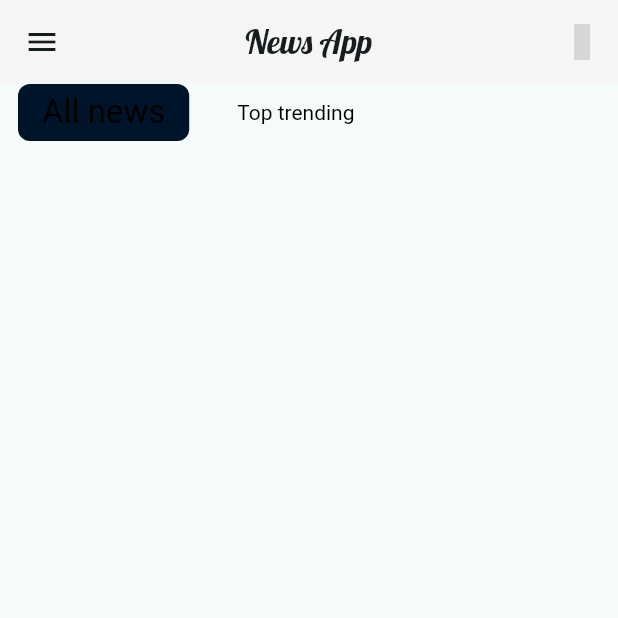
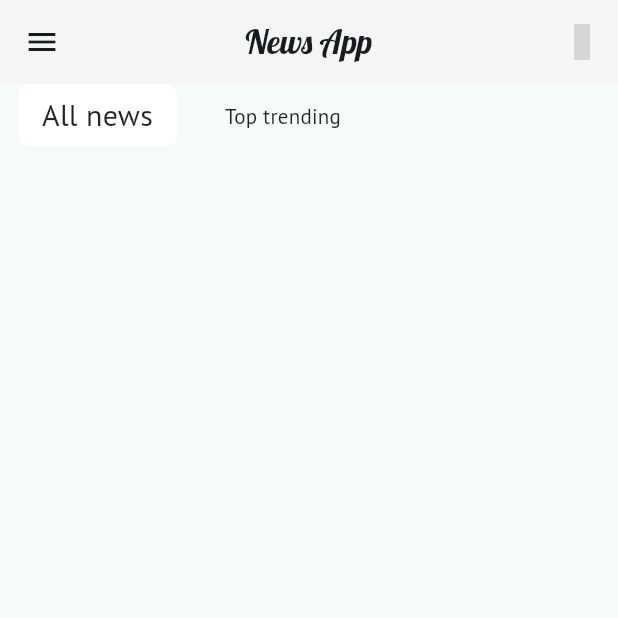
Before and after one commit to ahmedhamdi11/news-app, a Flutter app: the screen it shows after launch, on a phone screen of 412 x 824 dp, the top half of it. Run offline on Flutter 3.47's test engine with Material 2 defaults, Android fonts, the phone set to English and light mode, and no system bars; our stand-ins replace google_fonts, iconly, shared_preferences; grey boxes are pictures that could not be loaded.

Commit message:
add default font from the google fonts

```diff
--- a/lib/constents/theme_data.dart
+++ b/lib/constents/theme_data.dart
@@ -1,4 +1,5 @@
 import 'package:flutter/material.dart';
+import 'package:google_fonts/google_fonts.dart';
 import 'app_colors.dart';
 
 // dark theme
@@ -6,6 +7,7 @@ ThemeData darkTheme = ThemeData(
   useMaterial3: true,
   hintColor: Colors.grey.shade700,
   cardColor: darkPrimaryColor,
+  textTheme: GoogleFonts.ptSansTextTheme(ThemeData.dark().textTheme),
   appBarTheme: AppBarTheme(backgroundColor: darkScaffoldColor),
   colorScheme: ColorScheme.fromSeed(
     seedColor: darkPrimaryColor,
@@ -19,7 +21,8 @@ ThemeData darkTheme = ThemeData(
 ThemeData lightTheme = ThemeData(
   useMaterial3: true,
   hintColor: Colors.grey.shade700,
-  cardColor: darkPrimaryColor,
+  cardColor: lightPrimaryColor,
+  textTheme: GoogleFonts.ptSansTextTheme(ThemeData.light().textTheme),
   appBarTheme: AppBarTheme(backgroundColor: lightScaffoldColor),
   colorScheme: ColorScheme.fromSeed(
     seedColor: lightPrimaryColor,
--- a/lib/widgets/animated_tab_widget.dart
+++ b/lib/widgets/animated_tab_widget.dart
@@ -24,12 +24,10 @@ class CustomAnimatedTab extends StatelessWidget {
         ),
         child: AnimatedDefaultTextStyle(
           duration: const Duration(milliseconds: 200),
-          style: TextStyle(
-            fontSize: isSelected ? 22.0 : 14.0,
-            color: Provider.of<ThemeProvider>(context).isDarkTheme
-                ? Colors.white
-                : Colors.black,
-          ),
+          style: Theme.of(context).textTheme.titleMedium!.copyWith(
+                fontSize: isSelected ? 20.0 : 14.0,
+                fontWeight: FontWeight.w500,
+              ),
           child: Text(
             text,
           ),
```
